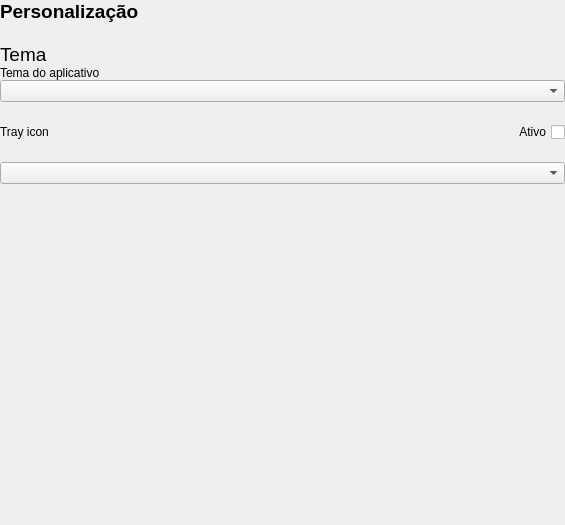
First picture: the form in zapzap/view/ui/personalization_page.ui, repository jmbatistav/zapzap, before the edit.
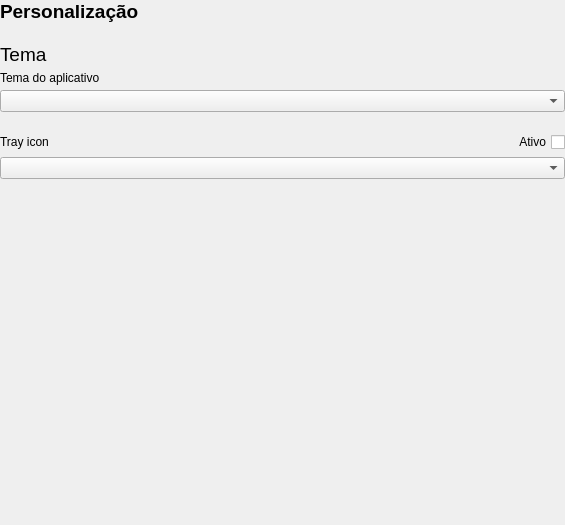
Second picture: the form after the edit.

Patch:
```diff
--- a/zapzap/view/ui/personalization_page.ui
+++ b/zapzap/view/ui/personalization_page.ui
@@ -78,7 +78,7 @@
        <item>
         <layout class="QVBoxLayout" name="verticalLayout">
          <property name="spacing">
-          <number>0</number>
+          <number>5</number>
          </property>
          <item>
           <widget class="QLabel" name="label_2">
@@ -106,6 +106,9 @@
        </item>
        <item>
         <layout class="QGridLayout" name="gridLayout">
+         <property name="spacing">
+          <number>5</number>
+         </property>
          <item row="0" column="1">
           <widget class="QCheckBox" name="disableTrayIcon">
            <property name="layoutDirection">
```
